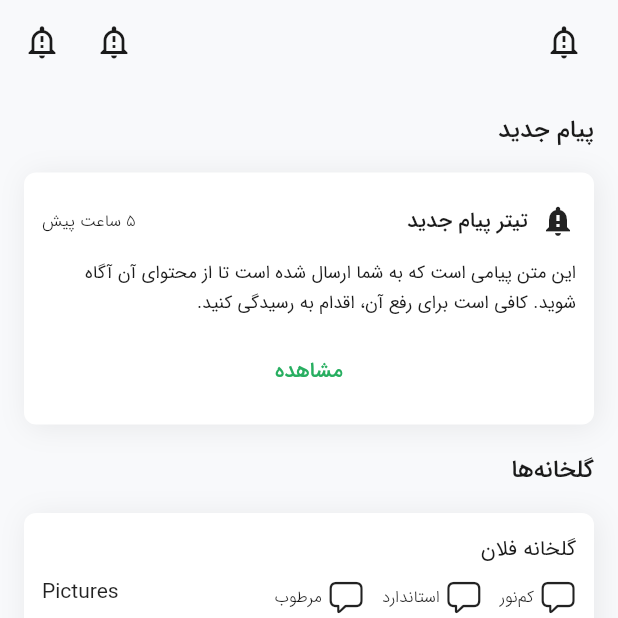
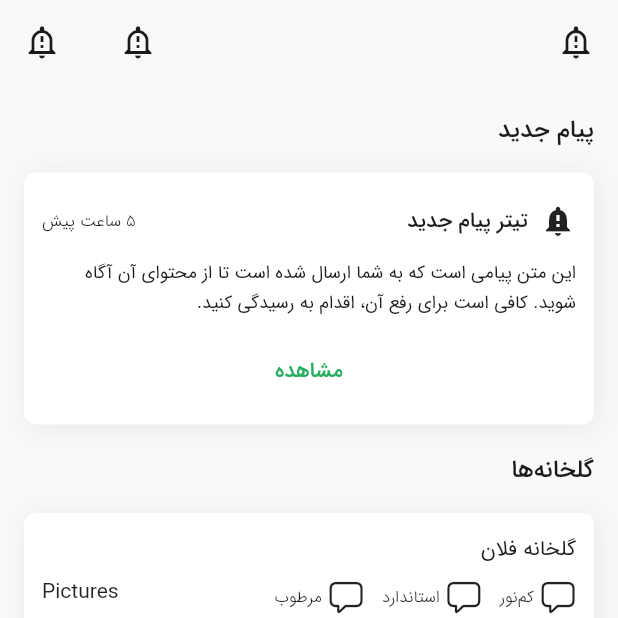
Before and after one commit to smh997/Bilche, a Flutter app: the AssistantPage screen opened directly, on a phone screen of 412 x 824 dp, the top half of it. Run offline on Flutter 3.47's test engine with Material 2 defaults, Android fonts, the phone set to English and light mode, and no system bars; drawn by our look-alikes of overlay_support; our stand-ins replace flutter_spinkit, shared_preferences; missing offline and left inert: openapi_generator_annotations; accounts and stored records are empty.

Commit message:
lib/widgets is updated in: * adding Plant Card * adding Table(GridView) * editing AppBar spacing

```diff
--- a/lib/widgets/app_bar.dart
+++ b/lib/widgets/app_bar.dart
@@ -6,7 +6,12 @@ import 'package:flutter/material.dart';
 class BAppBar extends AppBar {
   BAppBar({required this.title, this.centerTitle, List<Widget>? actions})
       : super(actions: [
-          Padding(padding: regularPadding, child: Row(children: actions ?? []))
+          Padding(
+              padding: regularPadding,
+              child: Wrap(
+                  direction: Axis.horizontal,
+                  spacing: normalSpacing,
+                  children: actions ?? []))
         ]);
   final Widget? title;
   final bool? centerTitle;
@@ -18,9 +23,12 @@ class BAppBar extends AppBar {
   TextTheme? get textTheme => BTypography.textTheme;
   double? get toolbarHeight => appBarHeight;
   Color? get shadowColor => Colors.transparent;
-  double? get titleSpacing => extraSpacing;
+  double? get titleSpacing => normalSpacing;
+  double? get leadingWidth => d48;
   IconThemeData? get actionsIconTheme => iconTheme;
-  IconThemeData? get iconTheme => IconThemeData(size: 24, color: GrayColor.g10);
+  Widget? get leading => super.leading;
+  IconThemeData? get iconTheme =>
+      IconThemeData(size: d24, color: GrayColor.g10);
 
   @override
   StatefulElement createElement() {
```
Also changed, not shown: lib/widgets/custom_widgets/plant_card.dart (added, +47 -0 lines), lib/widgets/table.dart (added, +26 -0 lines).
